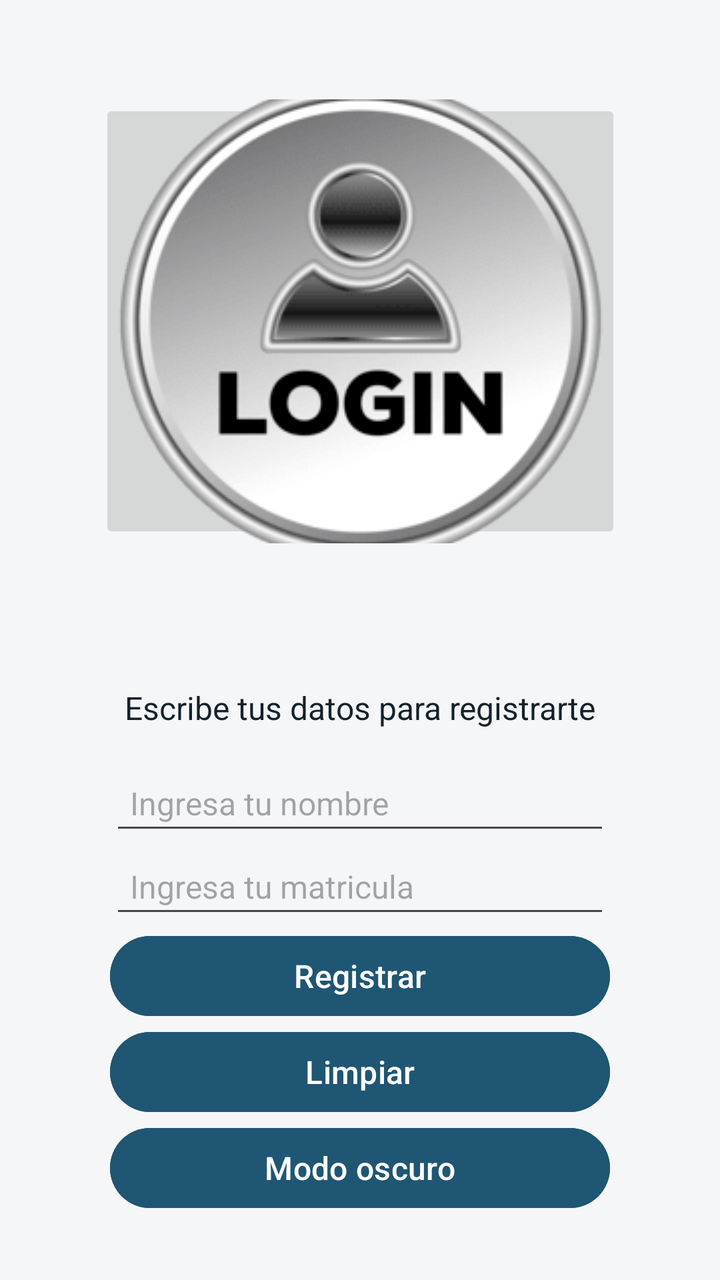
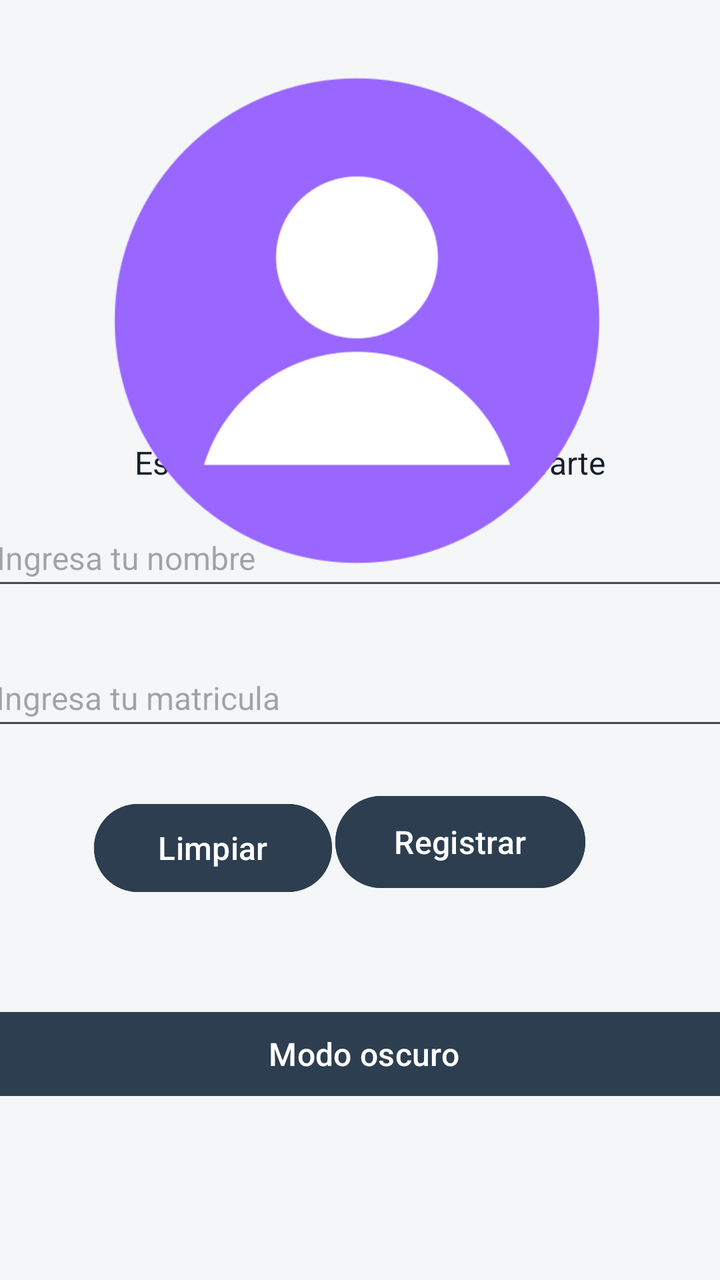

Screens rendered from an Android XML layout before and after an edit, with the pre-edit source and the edit as a unified diff.
<!-- AndroidManifest.xml: application theme Theme.Practicados -->
<!-- res/layout/activity_main.xml -->
<?xml version="1.0" encoding="utf-8"?>
<androidx.constraintlayout.widget.ConstraintLayout
    xmlns:android="http://schemas.android.com/apk/res/android"
    xmlns:tools="http://schemas.android.com/tools"
    xmlns:app="http://schemas.android.com/apk/res-auto"
    android:id="@+id/main"
    android:layout_width="match_parent"
    android:layout_height="match_parent"
    android:background="@color/fondoGVA"
    tools:context=".MainActivity">

    <ImageButton
        android:id="@+id/imageButton"
        android:layout_width="261dp"
        android:layout_height="222dp"
        app:layout_constraintBottom_toTopOf="@+id/tvMensaje"
        app:layout_constraintEnd_toEndOf="parent"
        app:layout_constraintStart_toStartOf="parent"
        app:layout_constraintTop_toTopOf="parent"
        app:layout_constraintVertical_bias="0.41"
        app:srcCompat="@drawable/imagen_logo" />

    <TextView
        android:id="@+id/tvMensaje"
        android:layout_width="wrap_content"
        android:layout_height="wrap_content"
        android:layout_marginBottom="16dp"
        android:text="@string/msg_inicialGVA"
        android:textColor="@color/textoGVA"
        android:textSize="16sp"
        app:layout_constraintBottom_toTopOf="@+id/etxNombre"
        app:layout_constraintEnd_toEndOf="parent"
        app:layout_constraintStart_toStartOf="parent" />

    <EditText
        android:id="@+id/etxNombre"
        style="@style/CampoGVA"
        android:layout_width="250dp"
        android:layout_height="wrap_content"
        android:hint="@string/hint_nombreGVA"
        android:inputType="text"
        app:layout_constraintBottom_toTopOf="@+id/etxMatricula"
        app:layout_constraintEnd_toEndOf="parent"
        app:layout_constraintStart_toStartOf="parent" />

    <EditText
        android:id="@+id/etxMatricula"
        style="@style/CampoGVA"
        android:layout_width="250dp"
        android:layout_height="wrap_content"
        android:hint="@string/hint_matriculaGVA"
        android:inputType="number"
        app:layout_constraintBottom_toTopOf="@+id/btnRegistrar"
        app:layout_constraintEnd_toEndOf="parent"
        app:layout_constraintStart_toStartOf="parent" />

    <Button
        android:id="@+id/btnRegistrar"
        style="@style/BotonGVA"
        android:layout_width="250dp"
        android:layout_height="wrap_content"
        android:text="@string/btn_registrarGVA"
        app:layout_constraintBottom_toTopOf="@+id/btnLimpiar"
        app:layout_constraintEnd_toEndOf="parent"
        app:layout_constraintStart_toStartOf="parent" />

    <Button
        android:id="@+id/btnLimpiar"
        style="@style/BotonGVA"
        android:layout_width="250dp"
        android:layout_height="wrap_content"
        android:text="@string/btn_limpiarGVA"
        app:layout_constraintBottom_toTopOf="@+id/btnTema"
        app:layout_constraintEnd_toEndOf="parent"
        app:layout_constraintStart_toStartOf="parent" />

    <Button
        android:id="@+id/btnTema"
        style="@style/BotonGVA"
        android:layout_width="250dp"
        android:layout_height="wrap_content"
        android:text="@string/btn_tema_oscuroGVA"
        app:layout_constraintBottom_toBottomOf="parent"
        app:layout_constraintEnd_toEndOf="parent"
        app:layout_constraintStart_toStartOf="parent"
        android:layout_marginBottom="32dp" />

    <ProgressBar
        android:id="@+id/pbCarga"
        style="?android:attr/progressBarStyleLarge"
        android:layout_width="wrap_content"
        android:layout_height="wrap_content"
        android:visibility="gone"
        app:layout_constraintBottom_toBottomOf="parent"
        app:layout_constraintEnd_toEndOf="parent"
        app:layout_constraintStart_toStartOf="parent"
        app:layout_constraintTop_toTopOf="parent" />

</androidx.constraintlayout.widget.ConstraintLayout>
<!-- resources referenced by this layout -->
<resources>
  <color name="fondoGVA">#F4F6F7</color>
  <color name="textoGVA">#15202B</color>
  <!-- drawable imagen_logo: png bitmap (drawable, 13116 bytes) -->
  <string name="btn_limpiarGVA">Limpiar</string>
  <string name="btn_registrarGVA">Registrar</string>
  <string name="btn_tema_oscuroGVA">Modo oscuro</string>
  <string name="hint_matriculaGVA">Ingresa tu matricula</string>
  <string name="hint_nombreGVA">Ingresa tu nombre</string>
  <string name="msg_inicialGVA">Escribe tus datos para registrarte</string>
  <style name="BotonGVA">
          <item name="android:layout_width">match_parent</item>
          <item name="android:layout_height">wrap_content</item>
          <item name="android:backgroundTint">@color/primarioGVA</item>
          <item name="android:textColor">@color/textoBotonGVA</item>
          <item name="android:textSize">16sp</item>
          <item name="android:layout_marginTop">12dp</item>
      </style>
  <style name="CampoGVA" parent="Widget.AppCompat.EditText">
          <item name="android:textColor">@color/textoGVA</item>
          <item name="android:textSize">16sp</item>
          <item name="android:padding">10dp</item>
      </style>
  <style name="Theme.Practicados" parent="Base.Theme.Practicados" />
  <color name="primarioGVA">#1F5673</color>
  <color name="textoBotonGVA">#FFFFFF</color>
  <style name="Base.Theme.Practicados" parent="Theme.Material3.DayNight.NoActionBar">
          
          
      </style>
</resources>

<!-- the commit's change to res/layout/activity_main.xml (unified diff, before → after) -->
@@ -6,84 +6,83 @@
     android:id="@+id/main"
     android:layout_width="match_parent"
     android:layout_height="match_parent"
-    android:background="@color/fondoGVA"
+    android:background="@color/fondoAAME"
     tools:context=".MainActivity">
-
-    <ImageButton
-        android:id="@+id/imageButton"
-        android:layout_width="261dp"
-        android:layout_height="222dp"
-        app:layout_constraintBottom_toTopOf="@+id/tvMensaje"
-        app:layout_constraintEnd_toEndOf="parent"
-        app:layout_constraintStart_toStartOf="parent"
-        app:layout_constraintTop_toTopOf="parent"
-        app:layout_constraintVertical_bias="0.41"
-        app:srcCompat="@drawable/imagen_logo" />
 
     <TextView
         android:id="@+id/tvMensaje"
         android:layout_width="wrap_content"
         android:layout_height="wrap_content"
         android:layout_marginBottom="16dp"
-        android:text="@string/msg_inicialGVA"
-        android:textColor="@color/textoGVA"
+        android:text="@string/msg_inicialAAME"
+        android:textColor="@color/textoAAME"
         android:textSize="16sp"
         app:layout_constraintBottom_toTopOf="@+id/etxNombre"
         app:layout_constraintEnd_toEndOf="parent"
+        app:layout_constraintHorizontal_bias="0.542"
         app:layout_constraintStart_toStartOf="parent" />
 
     <EditText
         android:id="@+id/etxNombre"
         style="@style/CampoGVA"
-        android:layout_width="250dp"
-        android:layout_height="wrap_content"
-        android:hint="@string/hint_nombreGVA"
+        android:layout_width="387dp"
+        android:layout_height="42dp"
+        android:layout_marginBottom="28dp"
+        android:hint="@string/hint_nombreAAME"
         android:inputType="text"
         app:layout_constraintBottom_toTopOf="@+id/etxMatricula"
         app:layout_constraintEnd_toEndOf="parent"
+        app:layout_constraintHorizontal_bias="0.448"
         app:layout_constraintStart_toStartOf="parent" />
 
     <EditText
         android:id="@+id/etxMatricula"
         style="@style/CampoGVA"
-        android:layout_width="250dp"
-        android:layout_height="wrap_content"
-        android:hint="@string/hint_matriculaGVA"
+        android:layout_width="386dp"
+        android:layout_height="42dp"
+        android:layout_marginBottom="24dp"
+        android:hint="@string/hint_matriculaAAME"
         android:inputType="number"
         app:layout_constraintBottom_toTopOf="@+id/btnRegistrar"
         app:layout_constraintEnd_toEndOf="parent"
+        app:layout_constraintHorizontal_bias="0.48"
         app:layout_constraintStart_toStartOf="parent" />
 
     <Button
         android:id="@+id/btnRegistrar"
         style="@style/BotonGVA"
-        android:layout_width="250dp"
-        android:layout_height="wrap_content"
-        android:text="@string/btn_registrarGVA"
-        app:layout_constraintBottom_toTopOf="@+id/btnLimpiar"
+        android:layout_width="125dp"
+        android:layout_height="54dp"
+        android:layout_marginBottom="192dp"
+        android:text="@string/btn_registrarAAME"
+        app:layout_constraintBottom_toBottomOf="parent"
         app:layout_constraintEnd_toEndOf="parent"
+        app:layout_constraintHorizontal_bias="0.714"
         app:layout_constraintStart_toStartOf="parent" />
 
     <Button
         android:id="@+id/btnLimpiar"
         style="@style/BotonGVA"
-        android:layout_width="250dp"
-        android:layout_height="wrap_content"
-        android:text="@string/btn_limpiarGVA"
+        android:layout_width="119dp"
+        android:layout_height="52dp"
+        android:layout_marginBottom="52dp"
+        android:text="@string/btn_limpiarAAME"
         app:layout_constraintBottom_toTopOf="@+id/btnTema"
         app:layout_constraintEnd_toEndOf="parent"
+        app:layout_constraintHorizontal_bias="0.195"
         app:layout_constraintStart_toStartOf="parent" />
 
     <Button
         android:id="@+id/btnTema"
         style="@style/BotonGVA"
-        android:layout_width="250dp"
-        android:layout_height="wrap_content"
-        android:text="@string/btn_tema_oscuroGVA"
+        android:layout_width="417dp"
+        android:layout_height="50dp"
+        android:layout_marginBottom="88dp"
+        android:text="@string/btn_tema_oscuroAAME"
         app:layout_constraintBottom_toBottomOf="parent"
         app:layout_constraintEnd_toEndOf="parent"
-        app:layout_constraintStart_toStartOf="parent"
-        android:layout_marginBottom="32dp" />
+        app:layout_constraintHorizontal_bias="0.472"
+        app:layout_constraintStart_toStartOf="parent" />
 
     <ProgressBar
         android:id="@+id/pbCarga"
@@ -96,4 +95,16 @@
         app:layout_constraintStart_toStartOf="parent"
         app:layout_constraintTop_toTopOf="parent" />
 
+    <ImageView
+        android:id="@+id/imageView"
+        android:layout_width="255dp"
+        android:layout_height="296dp"
+        app:layout_constraintBottom_toBottomOf="parent"
+        app:layout_constraintEnd_toEndOf="parent"
+        app:layout_constraintHorizontal_bias="0.487"
+        app:layout_constraintStart_toStartOf="parent"
+        app:layout_constraintTop_toTopOf="parent"
+        app:layout_constraintVertical_bias="0.036"
+        app:srcCompat="@drawable/user" />
+
 </androidx.constraintlayout.widget.ConstraintLayout>
<!-- resource entries referenced after the edit -->
@@ -1,30 +1,30 @@
 <!-- resources referenced by this layout -->
 <resources>
-  <color name="fondoGVA">#F4F6F7</color>
-  <color name="textoGVA">#15202B</color>
-  <!-- drawable imagen_logo: png bitmap (drawable, 13116 bytes) -->
-  <string name="btn_limpiarGVA">Limpiar</string>
-  <string name="btn_registrarGVA">Registrar</string>
-  <string name="btn_tema_oscuroGVA">Modo oscuro</string>
-  <string name="hint_matriculaGVA">Ingresa tu matricula</string>
-  <string name="hint_nombreGVA">Ingresa tu nombre</string>
-  <string name="msg_inicialGVA">Escribe tus datos para registrarte</string>
+  <color name="fondoAAME">#F4F6F7</color>
+  <color name="textoAAME">#15202B</color>
+  <!-- drawable user: png bitmap (drawable, 17656 bytes) -->
+  <string name="btn_limpiarAAME">Limpiar</string>
+  <string name="btn_registrarAAME">Registrar</string>
+  <string name="btn_tema_oscuroAAME">Modo oscuro</string>
+  <string name="hint_matriculaAAME">Ingresa tu matricula</string>
+  <string name="hint_nombreAAME">Ingresa tu nombre</string>
+  <string name="msg_inicialAAME">Escribe tus datos para registrarte</string>
   <style name="BotonGVA">
           <item name="android:layout_width">match_parent</item>
           <item name="android:layout_height">wrap_content</item>
-          <item name="android:backgroundTint">@color/primarioGVA</item>
-          <item name="android:textColor">@color/textoBotonGVA</item>
+          <item name="android:backgroundTint">@color/primarioAAME</item>
+          <item name="android:textColor">@color/textoBotonAAME</item>
           <item name="android:textSize">16sp</item>
           <item name="android:layout_marginTop">12dp</item>
       </style>
   <style name="CampoGVA" parent="Widget.AppCompat.EditText">
-          <item name="android:textColor">@color/textoGVA</item>
+          <item name="android:textColor">@color/textoAAME</item>
           <item name="android:textSize">16sp</item>
           <item name="android:padding">10dp</item>
       </style>
   <style name="Theme.Practicados" parent="Base.Theme.Practicados" />
-  <color name="primarioGVA">#1F5673</color>
-  <color name="textoBotonGVA">#FFFFFF</color>
+  <color name="primarioAAME">#2C3E50</color>
+  <color name="textoBotonAAME">#FFFFFF</color>
   <style name="Base.Theme.Practicados" parent="Theme.Material3.DayNight.NoActionBar">
           
           
